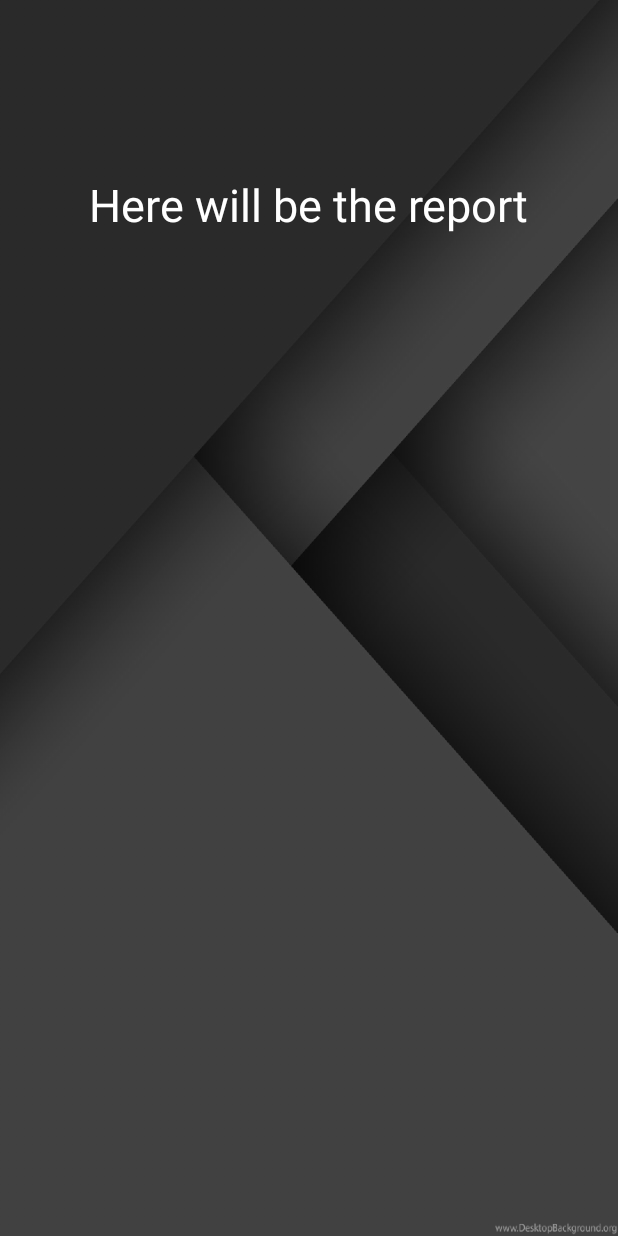
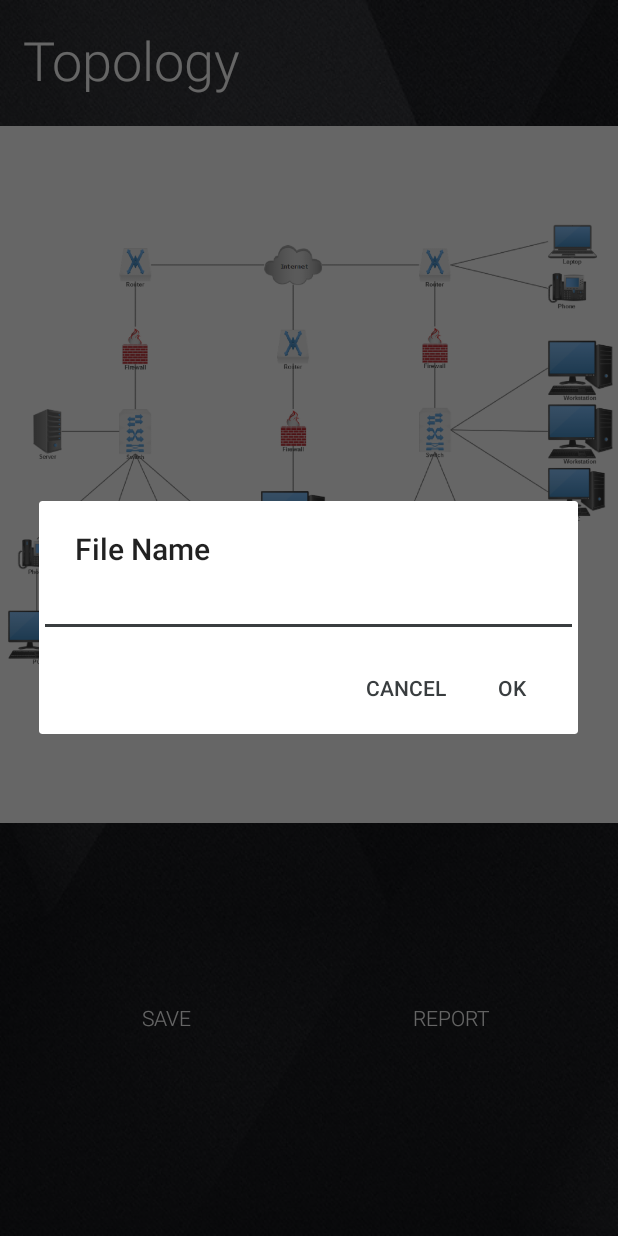
Before and after one commit to OPA-org/AND, an Android app: the TopologyActivity screen opened directly, with no data from a screen before it, after a tap on "REPORT", on a phone screen of 412 x 824 dp. Run offline under Robolectric (Android 15) with nearby library versions, the phone set to English and light mode, and no system bars.

Commit message:
Refactored some activities

```diff
--- a/app/src/main/java/cse/opa/and/TopologyActivity.java
+++ b/app/src/main/java/cse/opa/and/TopologyActivity.java
@@ -11,36 +11,43 @@ import android.widget.Button;
 import android.widget.EditText;
 import android.widget.Toast;
 
-public class TopologyActivity extends AppCompatActivity {
-    Button savetopology;
-    Button generatereport;
-    private String m_Text="";
+public class TopologyActivity extends AppCompatActivity implements View.OnClickListener {
+    Button btn_save_topology, btn_generate_report;
+    String m_Text;
+
     @Override
     protected void onCreate(Bundle savedInstanceState) {
         super.onCreate(savedInstanceState);
         setContentView(R.layout.activity_topology);
-        savetopology=(Button)findViewById(R.id.btn_save_topology);
-        generatereport=(Button)findViewById(R.id.btn_generate_report);
-        generatereport.setOnClickListener(new View.OnClickListener() {
-            @Override
-            public void onClick(View view) {
-                startActivity(new Intent(TopologyActivity.this,ReportActivity.class));
-               // finish();
+        //===========================================================
+        btn_save_topology = findViewById(R.id.btn_save_topology);
+        btn_generate_report = findViewById(R.id.btn_generate_report);
+        //===========================================================
+        btn_save_topology.setOnClickListener(this);
+        btn_generate_report.setOnClickListener(this);
+        //===========================================================
+    }
+
+    @Override
+    public void onClick(View v) {
+        switch (v.getId()) {
+
+            case R.id.btn_save_topology: {
+                startActivity(new Intent(TopologyActivity.this, ReportActivity.class));
+                break;
             }
-        });
-        savetopology.setOnClickListener(new View.OnClickListener() {
-            @Override
-            public void onClick(View view) {
+            //===========================================================
+            case R.id.btn_generate_report: {
                 AlertDialog.Builder builder = new AlertDialog.Builder(TopologyActivity.this);
                 builder.setTitle("File Name");
 
-// Set up the input
+                // Set up the input
                 final EditText input = new EditText(TopologyActivity.this);
-// Specify the type of input expected; this, for example, sets the input as a password, and will mask the text
+                // Specify the type of input expected; this, for example, sets the input as a password, and will mask the text
                 input.setInputType(InputType.TYPE_CLASS_TEXT | InputType.TYPE_TEXT_VARIATION_NORMAL);
                 builder.setView(input);
 
-// Set up the buttons
+                // Set up the buttons
                 builder.setPositiveButton("OK", new DialogInterface.OnClickListener() {
                     @Override
                     public void onClick(DialogInterface dialog, int which) {
@@ -57,8 +64,10 @@ public class TopologyActivity extends AppCompatActivity {
                 });
 
                 builder.show();
+                break;
             }
-        });
+            //===========================================================
 
+        }
     }
 }
```
Also changed, not shown: app/src/main/java/cse/opa/and/LoginActivity.java (+80 -53 lines), app/src/main/java/cse/opa/and/MainActivity.java (+32 -29 lines), app/src/main/java/cse/opa/and/SignupActivity.java (+59 -51 lines).
